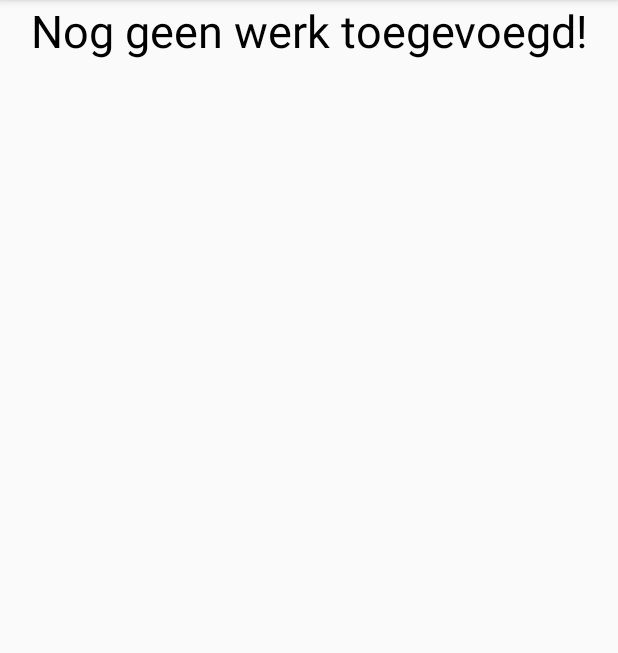
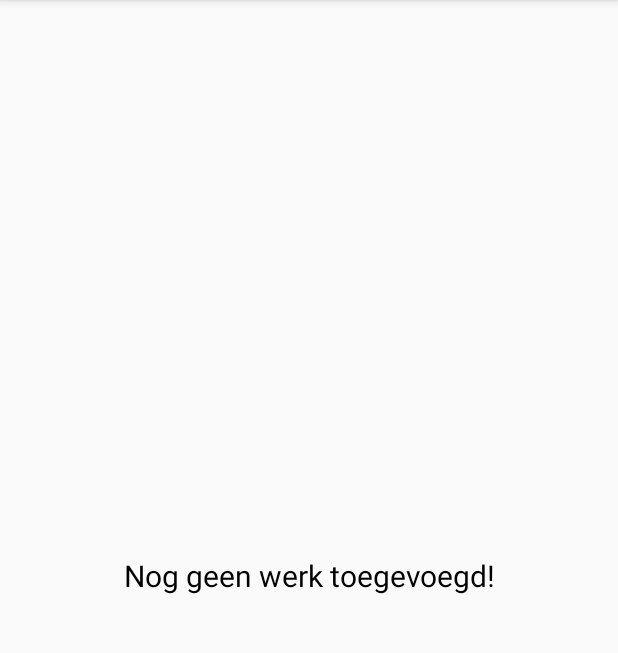
Before and after one commit to geertberkers/LocalWerkPlanner, an Android app: the screen it shows after launch (MainActivity), on a phone screen of 412 x 824 dp, the part 84-737 px from its top. Run offline under Robolectric (Android 15) with nearby library versions, the phone set to English and light mode, and no system bars.

Commit message:
Geen werk
Label als er geen werk is.

```diff
--- a/app/src/main/java/geert/berkers/localwerkplanner/MainActivity.java
+++ b/app/src/main/java/geert/berkers/localwerkplanner/MainActivity.java
@@ -1,6 +1,7 @@
 package geert.berkers.localwerkplanner;
 
 import android.app.AlertDialog;
+import android.content.Context;
 import android.content.DialogInterface;
 import android.content.Intent;
 import android.content.res.Configuration;
@@ -24,6 +25,7 @@ import java.util.Date;
 
 public class MainActivity extends ActionBarActivity implements AdapterView.OnItemClickListener {
 
+    static Context context;
     private MySQLiteHelper db;
 
     private ListView listView;
@@ -42,6 +44,16 @@ public class MainActivity extends ActionBarActivity implements AdapterView.OnIte
         super.onCreate(savedInstanceState);
         setContentView(R.layout.activity_main);
 
+        Bundle b = getIntent().getExtras();
+        try {
+            boolean x = b.getBoolean("finish");
+            if (x) {
+                finish();
+            }
+        }
+        catch (Exception ex){
+            System.out.println("No finish");
+        }
         initControls();
 
         db = new MySQLiteHelper(this);
@@ -70,10 +82,12 @@ public class MainActivity extends ActionBarActivity implements AdapterView.OnIte
         getSupportActionBar().setDisplayShowHomeEnabled(true);
         getSupportActionBar().setDisplayHomeAsUpEnabled(true);
 
+
         getWorkFromDatabase();
     }
 
     private void initControls() {
+        context = this.getApplicationContext();
         listView = (ListView) findViewById(R.id.drawerList);
         workListView = (ListView) findViewById(R.id.workList);
         emptyTextView = (TextView) findViewById(R.id.emptyText);
@@ -103,7 +117,7 @@ public class MainActivity extends ActionBarActivity implements AdapterView.OnIte
         } else if (menuAdapter.getItem(position).equals("Info")) {
             AlertDialog.Builder alertDialog = new AlertDialog.Builder(this);
             alertDialog.setTitle("Info");
-            alertDialog.setMessage("Simpele app om dagen bij te houden wanneer je moet werken!\n\nOntwikkelaar: Geert Berkers");
+            alertDialog.setMessage("Simpele werk planner!\n\nOntwikkelaar: Geert Berkers");
             alertDialog.setPositiveButton("OK", new DialogInterface.OnClickListener() {
                 public void onClick(DialogInterface dialogInterface, int which) {
                     // DO NOTHING
@@ -121,15 +135,29 @@ public class MainActivity extends ActionBarActivity implements AdapterView.OnIte
     public void showWork(boolean past) {
         mSwipeRefreshLayout.setRefreshing(false);
 
-        if(workList.isEmpty())
+        ArrayList<Work> tempWorkList = new ArrayList<>();
+
+        for(Work w : workList) {
+            if (w.getPastBoolean() == past) {
+                tempWorkList.add(w.getWork());
+            }
+        }
+
+        if(tempWorkList.isEmpty())
         {
+            if(past){
+                emptyTextView.setText("Nog niet gewerkt!");
+            }
+            else{
+                emptyTextView.setText("Nog geen werk toegevoegd!");
+            }
             this.emptyTextView.setVisibility(View.VISIBLE);
             this.workListView.setVisibility(View.INVISIBLE);
         } else {
             sortList();
             this.workListView.setVisibility(View.VISIBLE);
             this.emptyTextView.setVisibility(View.INVISIBLE);
-            WorkAdapter workAdapter = new WorkAdapter(this.getApplicationContext(), workList, past, MainActivity.this);
+            WorkAdapter workAdapter = new WorkAdapter(this.getApplicationContext(), tempWorkList, MainActivity.this);
             workListView.setAdapter(workAdapter);
         }
     }
@@ -151,7 +179,6 @@ public class MainActivity extends ActionBarActivity implements AdapterView.OnIte
 
         if (id == R.id.action_plus) {
             Intent workEditorIntent = new Intent(this, WorkEditor.class);
-            workEditorIntent.putExtra("workList", workList);
             startActivity(workEditorIntent);
 
             return true;
@@ -199,4 +226,11 @@ public class MainActivity extends ActionBarActivity implements AdapterView.OnIte
             showWork(false);
         }
     }
+
+    public static void refresh() {
+        Intent i = new Intent(context, MainActivity.class);
+        i.setFlags(Intent.FLAG_ACTIVITY_NEW_TASK);
+        i.putExtra("finish", true);
+        context.startActivity(i);
+    }
 }
--- a/app/src/main/res/layout/activity_main.xml
+++ b/app/src/main/res/layout/activity_main.xml
@@ -20,7 +20,7 @@
                 android:layout_height="match_parent">
 
                 <TextView
-                    android:textSize="30sp"
+                    android:textSize="20sp"
                     android:id="@+id/emptyText"
                     android:layout_width="match_parent"
                     android:textColor="#FF000000"
@@ -28,7 +28,7 @@
                     android:gravity="center_horizontal"
                     android:text="@string/noWork"
                     android:textAppearance="?android:attr/textAppearanceLarge"
-                    android:layout_alignParentTop="true"
+                    android:layout_centerVertical="true"
                     android:layout_alignParentStart="true" />
 
                 <ListView
```
Also changed, not shown: app/src/main/java/geert/berkers/localwerkplanner/WorkAdapter.java (+5 -7 lines), 3 other files.
